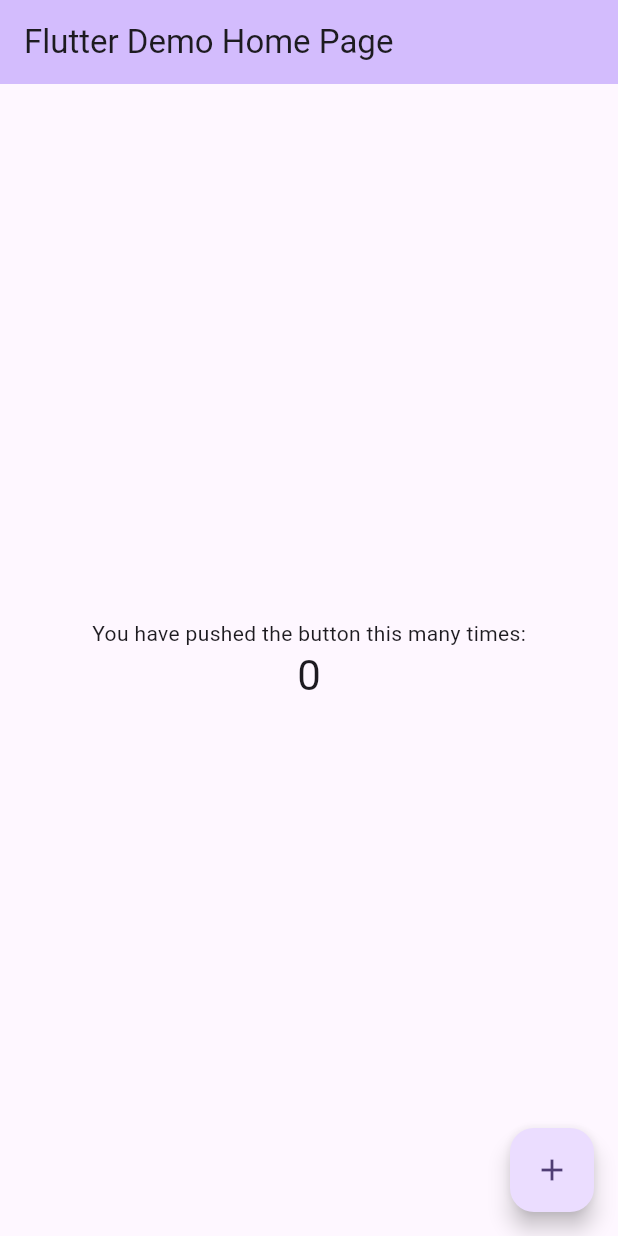
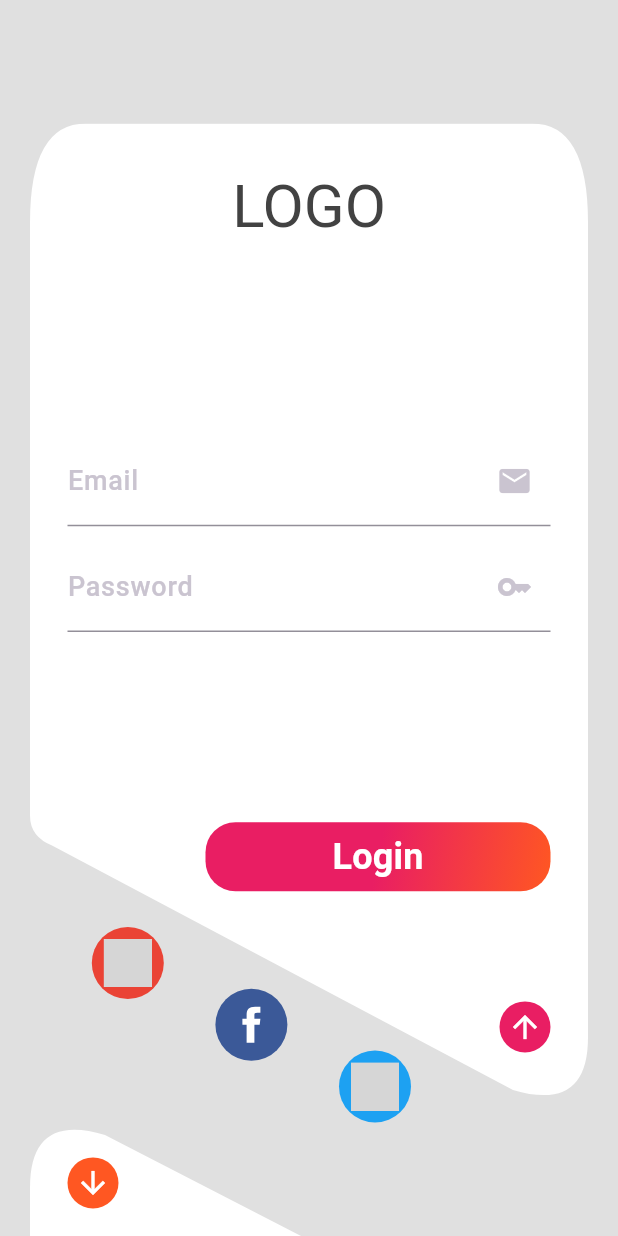
Before and after one commit to ParimSsme/login_signup_challenge, a Flutter app: the screen it shows after launch, on a phone screen of 412 x 824 dp. Run offline on Flutter 3.47's test engine with Material 3 defaults, Android fonts, the phone set to English and light mode, and no system bars; drawn by our look-alikes of flutter_animate; our stand-ins replace flutter_svg, get; Roboto replaces fonts that are missing (Mono); grey boxes are pictures that could not be loaded.

Commit message:
add auth screen

```diff
--- /dev/null
+++ b/lib/clippers/sign_in_clipper.dart
@@ -0,0 +1,25 @@
+import 'package:flutter/cupertino.dart';
+
+class SignInClipper extends CustomClipper<Path> {
+  @override
+  Path getClip(Size size) {
+    var path = new Path();
+    path.lineTo(0.0, size.height * 0.7);
+    path.quadraticBezierTo(0.0, size.height * 0.7 + 14,  15, size.height* 0.7 + 20);
+
+    path.lineTo(size.width - 50, size.height - 15);
+    path.quadraticBezierTo(size.width, size.height, size.width, size.height - 50);
+
+    path.lineTo(size.width , size.height * 0.1);
+    path.quadraticBezierTo(size.width, 0.0, size.width * 0.9, 0.0);
+
+    path.lineTo(size.width * 0.1, 0.0);
+    path.quadraticBezierTo(0.0, 0.0, 0.0, size.height* 0.1);
+
+
+    return path;
+  }
+
+  @override
+  bool shouldReclip(CustomClipper<Path> oldClipper) => false;
+}
--- /dev/null
+++ b/lib/clippers/sign_up_clipper.dart
@@ -0,0 +1,23 @@
+import 'package:flutter/cupertino.dart';
+
+class SignUpClipper extends CustomClipper<Path> {
+  @override
+  Path getClip(Size size) {
+    var path = Path();
+    path.lineTo(0.0, size.height * 0.9);
+    path.quadraticBezierTo(0.0, size.height, size.width * 0.1, size.height);
+
+    path.lineTo(size.width * 0.9, size.height);
+    path.quadraticBezierTo(size.width, size.height, size.width, size.height * 0.9);
+
+    path.lineTo(size.width, size.height * 0.3);
+    path.quadraticBezierTo(size.width, size.height * 0.3 - 20, size.width - 20, size.height* 0.3 - 27);
+
+    path.lineTo(50.0, 15.0);
+    path.quadraticBezierTo(0.0, 0.0, 0.0, 50.0);
+    return path;
+  }
+
+  @override
+  bool shouldReclip(CustomClipper<Path> oldClipper) => false;
+}
--- /dev/null
+++ b/lib/controllers/auth_controller.dart
@@ -0,0 +1,33 @@
+import 'package:flutter/material.dart';
+import 'package:get/get.dart';
+
+class AuthController extends GetxController {
+  static AuthController get to => Get.find();
+
+  final PageController pageController = PageController(initialPage: 0, viewportFraction: 0.8);
+  final RxDouble selectedIndex = 0.0.obs;
+
+  double socialMediaAnimatedValue(bool isSignUp) {
+    return isSignUp
+        ? 1 - AuthController.to.selectedIndex.value
+        : AuthController.to.selectedIndex.value;
+  }
+
+  void updatePage(double page) {
+    selectedIndex.value = page;
+  }
+
+  void navigateToPage(int page) {
+    pageController.animateToPage(
+      page,
+      duration: const Duration(milliseconds: 1000),
+      curve: Curves.fastOutSlowIn,
+    );
+  }
+
+  @override
+  void onClose() {
+    pageController.dispose();
+    super.onClose();
+  }
+}
--- a/lib/core/theme/app_colors.dart
+++ b/lib/core/theme/app_colors.dart
@@ -3,7 +3,7 @@ import 'package:flutter/material.dart';
 class AppColors {
   static const Color primary = Color(0xFF00434C);
   static const Color secondary = Colors.black54;
-  static const Color background = Colors.white;
+  static final Color background = Colors.grey.shade300;
   static const Color card = Colors.white;
   static const Color error = Color(0xFFB00020);
   static const Color textPrimary = primary;
@@ -13,9 +13,30 @@ class AppColors {
   static const Color divider = Color(0xffcecece);
   static const Color white = Colors.white;
 
+  static const Color pink = Colors.pink;
+  static const Color orange = Colors.deepOrange;
+
   /// Social Medias
   static const Color facebook = Color(0xff3b5998);
   static const Color twitter = Color(0xff1da1f2);
   static const Color google = Color(0xffea4335);
 
+  static const Gradient signInGradient = LinearGradient(
+    colors: [
+      AppColors.pink,
+      AppColors.pink,
+      AppColors.orange,
+    ],
+    begin: Alignment.topLeft,
+    end: Alignment.bottomRight,
+  );
+
+  static const Gradient signUpGradient = LinearGradient(
+    colors: [
+      AppColors.orange,
+      AppColors.pink,
+    ],
+    begin: Alignment.topLeft,
+    end: Alignment.bottomRight,
+  );
 }
--- a/lib/main.dart
+++ b/lib/main.dart
@@ -1,125 +1,33 @@
 import 'package:flutter/material.dart';
+import 'package:flutter/services.dart';
+import 'package:get/get.dart';
+import 'package:login_signup_challenge/core/theme/app_theme.dart';
+import 'package:login_signup_challenge/screens/auth_screen.dart';
 
-void main() {
-  runApp(const MyApp());
+import 'controllers/auth_controller.dart';
+
+void main() => run();
+
+Future run() async {
+
+  WidgetsFlutterBinding.ensureInitialized();
+
+  Get.put(AuthController());
+
+  await SystemChrome.setPreferredOrientations([DeviceOrientation.portraitUp, DeviceOrientation.portraitDown]);
+  runApp(MyApp());
 }
 
 class MyApp extends StatelessWidget {
   const MyApp({super.key});
 
-  // This widget is the root of your application.
   @override
   Widget build(BuildContext context) {
     return MaterialApp(
-      title: 'Flutter Demo',
-      theme: ThemeData(
-        // This is the theme of your application.
-        //
-        // TRY THIS: Try running your application with "flutter run". You'll see
-        // the application has a purple toolbar. Then, without quitting the app,
-        // try changing the seedColor in the colorScheme below to Colors.green
-        // and then invoke "hot reload" (save your changes or press the "hot
-        // reload" button in a Flutter-supported IDE, or press "r" if you used
-        // the command line to start the app).
-        //
-        // Notice that the counter didn't reset back to zero; the application
-        // state is not lost during the reload. To reset the state, use hot
-        // restart instead.
-        //
-        // This works for code too, not just values: Most code changes can be
-        // tested with just a hot reload.
-        colorScheme: ColorScheme.fromSeed(seedColor: Colors.deepPurple),
-        useMaterial3: true,
-      ),
-      home: const MyHomePage(title: 'Flutter Demo Home Page'),
+      debugShowCheckedModeBanner: false,
+      title: 'Login Sign up challenge',
+      theme: AppTheme.lightTheme,
+      home: AuthScreen(),
     );
   }
 }
-
-class MyHomePage extends StatefulWidget {
-  const MyHomePage({super.key, required this.title});
-
-  // This widget is the home page of your application. It is stateful, meaning
-  // that it has a State object (defined below) that contains fields that affect
-  // how it looks.
-
-  // This class is the configuration for the state. It holds the values (in this
-  // case the title) provided by the parent (in this case the App widget) and
-  // used by the build method of the State. Fields in a Widget subclass are
-  // always marked "final".
-
-  final String title;
-
-  @override
-  State<MyHomePage> createState() => _MyHomePageState();
-}
-
-class _MyHomePageState extends State<MyHomePage> {
-  int _counter = 0;
-
-  void _incrementCounter() {
-    setState(() {
-      // This call to setState tells the Flutter framework that something has
-      // changed in this State, which causes it to rerun the build method below
-      // so that the display can reflect the updated values. If we changed
-      // _counter without calling setState(), then the build method would not be
-      // called again, and so nothing would appear to happen.
-      _counter++;
-    });
-  }
-
-  @override
-  Widget build(BuildContext context) {
-    // This method is rerun every time setState is called, for instance as done
-    // by the _incrementCounter method above.
-    //
-    // The Flutter framework has been optimized to make rerunning build methods
-    // fast, so that you can just rebuild anything that needs updating rather
-    // than having to individually change instances of widgets.
-    return Scaffold(
-      appBar: AppBar(
-        // TRY THIS: Try changing the color here to a specific color (to
-        // Colors.amber, perhaps?) and trigger a hot reload to see the AppBar
-        // change color while the other colors stay the same.
-        backgroundColor: Theme.of(context).colorScheme.inversePrimary,
-        // Here we take the value from the MyHomePage object that was created by
-        // the App.build method, and use it to set our appbar title.
-        title: Text(widget.title),
-      ),
-      body: Center(
-        // Center is a layout widget. It takes a single child and positions it
-        // in the middle of the parent.
-        child: Column(
-          // Column is also a layout widget. It takes a list of children and
-          // arranges them vertically. By default, it sizes itself to fit its
-          // children horizontally, and tries to be as tall as its parent.
-          //
-          // Column has various properties to control how it sizes itself and
-          // how it positions its children. Here we use mainAxisAlignment to
-          // center the children vertically; the main axis here is the vertical
-          // axis because Columns are vertical (the cross axis would be
-          // horizontal).
-          //
-          // TRY THIS: Invoke "debug painting" (choose the "Toggle Debug Paint"
-          // action in the IDE, or press "p" in the console), to see the
-          // wireframe for each widget.
-          mainAxisAlignment: MainAxisAlignment.center,
-          children: <Widget>[
-            const Text(
-              'You have pushed the button this many times:',
-            ),
-            Text(
-              '$_counter',
-              style: Theme.of(context).textTheme.headlineMedium,
-            ),
-          ],
-        ),
-      ),
-      floatingActionButton: FloatingActionButton(
-        onPressed: _incrementCounter,
-        tooltip: 'Increment',
-        child: const Icon(Icons.add),
-      ), // This trailing comma makes auto-formatting nicer for build methods.
-    );
-  }
-}
--- /dev/null
+++ b/lib/screens/auth_screen.dart
@@ -0,0 +1,51 @@
+import 'package:flutter_animate/flutter_animate.dart';
+import 'package:flutter/material.dart';
+import 'package:get/get.dart';
+import 'package:login_signup_challenge/controllers/auth_controller.dart';
+import 'package:login_signup_challenge/widgets/login_view.dart';
+import 'package:login_signup_challenge/widgets/sign_up_view.dart';
+import '../widgets/social_media_buttons.dart';
+
+class AuthScreen extends GetView<AuthController> {
+  const AuthScreen({super.key});
+
+  @override
+  Widget build(BuildContext context) {
+    final size = MediaQuery.of(context).size;
+
+    return Scaffold(
+      resizeToAvoidBottomInset: true,
+      body: SafeArea(
+        child: Padding(
+          padding: const EdgeInsets.symmetric(horizontal: 20.0),
+          child: Stack(
+            children: [
+              NotificationListener<ScrollNotification>(
+                onNotification: (notification) {
+                  if (notification is ScrollUpdateNotification &&
+                      notification.depth == 0) {
+                    controller.selectedIndex.value = controller.pageController.page!;
+                  }
+                  return false;
+                },
+                child: PageView(
+                  controller: controller.pageController,
+                  scrollDirection: Axis.vertical,
+                  physics: const NeverScrollableScrollPhysics(),
+                  onPageChanged: (index) {
+                    controller.selectedIndex.value = index.toDouble();
+                  },
+                  children: [
+                    LoginView(),
+                    SignUpView(),
+                  ],
+                ),
+              ).animate().fade(),
+              ...generateSocialMediaButtons(size),
+            ],
+          ),
+        ),
+      ),
+    );
+  }
+}
--- a/lib/widgets/app_contained_text_button.dart
+++ b/lib/widgets/app_contained_text_button.dart
@@ -17,7 +17,7 @@ class AppContainedTextButton extends StatelessWidget {
     return GestureDetector(
       onTap: onPressed,
       child: Container(
-        width: 150,
+        width: 230,
         decoration: BoxDecoration(
           gradient: gradient,
           borderRadius: BorderRadius.circular(20.0),
--- /dev/null
+++ b/lib/widgets/circle_icon_button.dart
@@ -0,0 +1,34 @@
+import 'package:flutter/material.dart';
+
+class CircleIconButton extends StatelessWidget {
+  final IconData icon;
+  final VoidCallback onPressed;
+  final Color backgroundColor;
+
+  const CircleIconButton({
+    super.key,
+    required this.icon,
+    required this.onPressed,
+    required this.backgroundColor,
+  });
+
+  @override
+  Widget build(BuildContext context) {
+    return Material(
+      color: backgroundColor,
+      shape: const CircleBorder(),
+      child: InkWell(
+        onTap: onPressed,
+        customBorder: const CircleBorder(),
+        child: Padding(
+          padding: const EdgeInsets.all(5),
+          child: Icon(
+            icon,
+            color: Colors.white,
+            size: 24,
+          ),
+        ),
+      ),
+    );
+  }
+}
--- /dev/null
+++ b/lib/widgets/login_view.dart
@@ -0,0 +1,77 @@
+import 'package:flutter/material.dart';
+import 'package:login_signup_challenge/clippers/sign_in_clipper.dart';
+import 'package:login_signup_challenge/controllers/auth_controller.dart';
+import '../core/theme/app_colors.dart';
+import 'app_contained_text_button.dart';
+import 'app_text_field.dart';
+import 'circle_icon_button.dart';
+import 'logo_text.dart';
+
+class LoginView extends StatelessWidget {
+  const LoginView({super.key});
+
+  @override
+  Widget build(BuildContext context) {
+    return ClipPath(
+      clipper: SignInClipper(),
+      child: DecoratedBox(
+        decoration: BoxDecoration(
+          color: AppColors.card,
+        ),
+        child: Padding(
+          padding: EdgeInsets.only(top: 30, left: 25, right: 25, bottom: 40),
+          child: Column(
+            mainAxisAlignment: MainAxisAlignment.start,
+            crossAxisAlignment: CrossAxisAlignment.center,
+            spacing: 10,
+            children: <Widget>[
+              LogoText(),
+              Spacer(
+                flex: 2,
+              ),
+              AppTextField(
+                hintText: "Enter your email",
+                labelText: "Email",
+                icon: Icons.email,
+                keyboardType: TextInputType.emailAddress,
+                onChanged: (value) {},
+                onSubmitted: (value) {},
+              ),
+              AppTextField(
+                hintText: "Enter your password",
+                labelText: "Password",
+                icon: Icons.key,
+                obscureText: true,
+                keyboardType: TextInputType.text,
+                onChanged: (value) {},
+                onSubmitted: (value) {},
+              ),
+              Spacer(
+                flex: 2,
+              ),
+              Align(
+                alignment: FractionalOffset.bottomRight,
+                child: AppContainedTextButton(
+                  text: 'Login',
+                  gradient: AppColors.signInGradient,
+                  onPressed: () {},
+                ),
+              ),
+              Spacer(
+                flex: 1,
+              ),
+              Align(
+                alignment: Alignment.bottomRight,
+                child: CircleIconButton(
+                  onPressed: () => AuthController.to.navigateToPage(1),
+                  icon: Icons.arrow_upward,
+                  backgroundColor: AppColors.pink,
+                ),
+              ),
+            ],
+          ),
+        ),
+      ),
+    );
+  }
+}
--- /dev/null
+++ b/lib/widgets/logo_text.dart
@@ -0,0 +1,18 @@
+import 'package:flutter/material.dart';
+
+class LogoText extends StatelessWidget {
+  const LogoText({super.key});
+
+  @override
+  Widget build(BuildContext context) {
+    final TextTheme textTheme = Theme.of(context).textTheme;
+
+    return Text(
+      'LOGO',
+      style: textTheme.titleLarge?.copyWith(
+        color: Colors.grey.shade800,
+        fontWeight: FontWeight.w400,
+      ),
+    );
+  }
+}
--- /dev/null
+++ b/lib/widgets/sign_up_view.dart
@@ -0,0 +1,99 @@
+import 'package:flutter/material.dart';
+import 'package:login_signup_challenge/widgets/circle_icon_button.dart';
+import 'package:login_signup_challenge/widgets/logo_text.dart';
+import 'package:login_signup_challenge/controllers/auth_controller.dart';
+import '../clippers/sign_up_clipper.dart';
+import '../core/theme/app_colors.dart';
+import 'app_contained_text_button.dart';
+import 'app_text_field.dart';
+
+class SignUpView extends StatelessWidget {
+  const SignUpView({
+    super.key,
+  });
+
+  @override
+  Widget build(BuildContext context) {
+
+    return ClipPath(
+      clipper: SignUpClipper(),
+      child: DecoratedBox(
+        decoration: BoxDecoration(
+          color: AppColors.card,
+        ),
+        child: Padding(
+          padding: EdgeInsets.only(
+            top: 30,
+            left: 25,
+            right: 25,
+            bottom: 40
+          ),
+          child: Column(
+            mainAxisAlignment: MainAxisAlignment.start,
+            crossAxisAlignment: CrossAxisAlignment.start,
+            spacing: 10,
+            children: <Widget>[
+              CircleIconButton(
+                onPressed: () => AuthController.to.navigateToPage(0),
+                icon: Icons.arrow_downward,
+                backgroundColor: AppColors.orange,
+              ),
+              Spacer(
+                flex: 1,
+              ),
+              LogoText(),
+              Spacer(
+                flex: 1,
+              ),
+              AppTextField(
+                hintText: "Enter your name",
+                labelText: "Name",
+                icon: Icons.person_2_rounded,
+                keyboardType: TextInputType.text,
+                onChanged: (value) {},
+                onSubmitted: (value) {},
+              ),
+              AppTextField(
+                hintText: "Enter your email",
+                labelText: "Email",
+                icon: Icons.email,
+                keyboardType: TextInputType.emailAddress,
+                onChanged: (value) {},
+                onSubmitted: (value) {},
+              ),
+              AppTextField(
+                hintText: "Enter your password",
+                labelText: "Password",
+                icon: Icons.key,
+                obscureText: true,
+                keyboardType: TextInputType.text,
+                onChanged: (value) {},
+                onSubmitted: (value) {},
+              ),
+              AppTextField(
+                hintText: "Enter your confirm password",
+                labelText: "Confirm Password",
+                icon: Icons.key,
+                obscureText: true,
+                keyboardType: TextInputType.text,
+                onChanged: (value) {},
+                onSubmitted: (value) {},
+              ),
+              const SizedBox(
+                height: 30,
+              ),
+              Align(
+                alignment: FractionalOffset.bottomRight,
+                child: AppContainedTextButton(
+                  text: 'Signup',
+                  gradient: AppColors.signUpGradient,
+                  onPressed: () {},
+                ),
+              ),
+            ],
+          ),
+        ),
+      ),
+    );
+  }
+}
--- /dev/null
+++ b/lib/widgets/social_media_button.dart
@@ -0,0 +1,34 @@
+import 'package:flutter/cupertino.dart';
+import 'package:flutter_animate/flutter_animate.dart';
+import 'package:flutter_svg/svg.dart';
+
+class SocialMediaButton extends StatelessWidget {
+  final Color backgroundColor;
+  final Color iconColor;
+  final String image;
+  final double size;
+  const SocialMediaButton({
+    super.key,
+    required this.backgroundColor,
+    required this.iconColor,
+    required this.image,
+    required this.size,
+  });
+
+  @override
+  Widget build(BuildContext context) {
+    return Container(
+      height: size,
+      width: size,
+      padding: const EdgeInsets.all(8.0),
+      decoration: BoxDecoration(
+        shape: BoxShape.circle,
+        color: backgroundColor,
+      ),
+      child: SvgPicture.asset(
+        image,
+        colorFilter: ColorFilter.mode(iconColor, BlendMode.srcATop),
+      ),
+    ).animate().fade();
+  }
+}
--- /dev/null
+++ b/lib/widgets/social_media_buttons.dart
@@ -0,0 +1,118 @@
+import 'package:flutter/material.dart';
+import 'package:flutter_animate/flutter_animate.dart';
+import 'package:flutter_svg/svg.dart';
+import 'package:get/get_state_manager/src/rx_flutter/rx_obx_widget.dart';
+import 'package:login_signup_challenge/controllers/auth_controller.dart';
+import '../core/assets/app_icons_assets.dart';
+import '../core/theme/app_colors.dart';
+
+List<Widget> generateSocialMediaButtons(Size size) {
+  final buttons = [
+    _SocialMediaButton(
+      bgColor: AppColors.google,
+      iconColor: AppColors.white,
+      image: AppIconAssets.google,
+      top: size.height * 0.75,
+      parentHeight: size.height,
+      left: size.width * 0.1,
+    ),
+    _SocialMediaButton(
+      bgColor: AppColors.facebook,
+      iconColor: AppColors.white,
+      image: AppIconAssets.facebook,
+      top: size.height * 0.8,
+      parentHeight: size.height,
+      left: size.width * 0.3,
+    ),
+    _SocialMediaButton(
+      bgColor: AppColors.twitter,
+      iconColor: AppColors.white,
+      image: AppIconAssets.twitter,
+      top: size.height * 0.85,
+      parentHeight: size.height,
+      left: size.width * 0.5,
+    ),
+    _SocialMediaButton(
+      bgColor: AppColors.white,
+      iconColor: AppColors.google,
+      image: AppIconAssets.google,
+      top: size.height * 0.05,
+      parentHeight: size.height,
+      left: size.width * 0.3,
+      isSignUp: true,
+    ),
+    _SocialMediaButton(
+      bgColor: AppColors.white,
+      iconColor: AppColors.facebook,
+      image: AppIconAssets.facebook,
+      top: size.height * 0.1,
+      parentHeight: size.height,
+      left: size.width * 0.5,
+      isSignUp: true,
+    ),
+    _SocialMediaButton(
+      bgColor: AppColors.white,
+      iconColor: AppColors.twitter,
+      image: AppIconAssets.twitter,
+      top: size.height * 0.15,
+      parentHeight: size.height,
+      left: size.width * 0.7,
+      isSignUp: true,
+    ),
+  ];
+  return buttons;
+}
+
+class _SocialMediaButton extends StatelessWidget {
+  final Color bgColor;
+  final Color iconColor;
+  final String image;
+  final double top;
+  final double parentHeight;
+  final double left;
+  final bool isSignUp;
+  const _SocialMediaButton({
+    required this.bgColor,
+    required this.iconColor,
+    required this.image,
+    required this.top,
+    required this.parentHeight,
+    required this.left,
+    this.isSignUp = false,
+  });
+
+  @override
+  Widget build(BuildContext context) {
+    return Positioned(
+      top: top,
+      left: left,
+      child: InkWell(
+          onTap: () {},
+          child: Obx(
+            () => Transform(
+              alignment: Alignment.center,
+              transform: Matrix4.translationValues(
+                  (isSignUp
+                          ? 1 - AuthController.to.selectedIndex.value
+                          : AuthController.to.selectedIndex.value) *
+                      parentHeight,
+                  0,
+                  0.0),
+              child: Container(
+                height: 48,
+                width: 48,
+                padding: const EdgeInsets.all(8.0),
+                decoration: BoxDecoration(
+                  shape: BoxShape.circle,
+                  color: bgColor,
+                ),
+                child: SvgPicture.asset(
+                  image,
+                  colorFilter: ColorFilter.mode(iconColor, BlendMode.srcATop),
+                ),
+              ),
+            ),
+          ).animate().fade()),
+    );
+  }
+}
```
